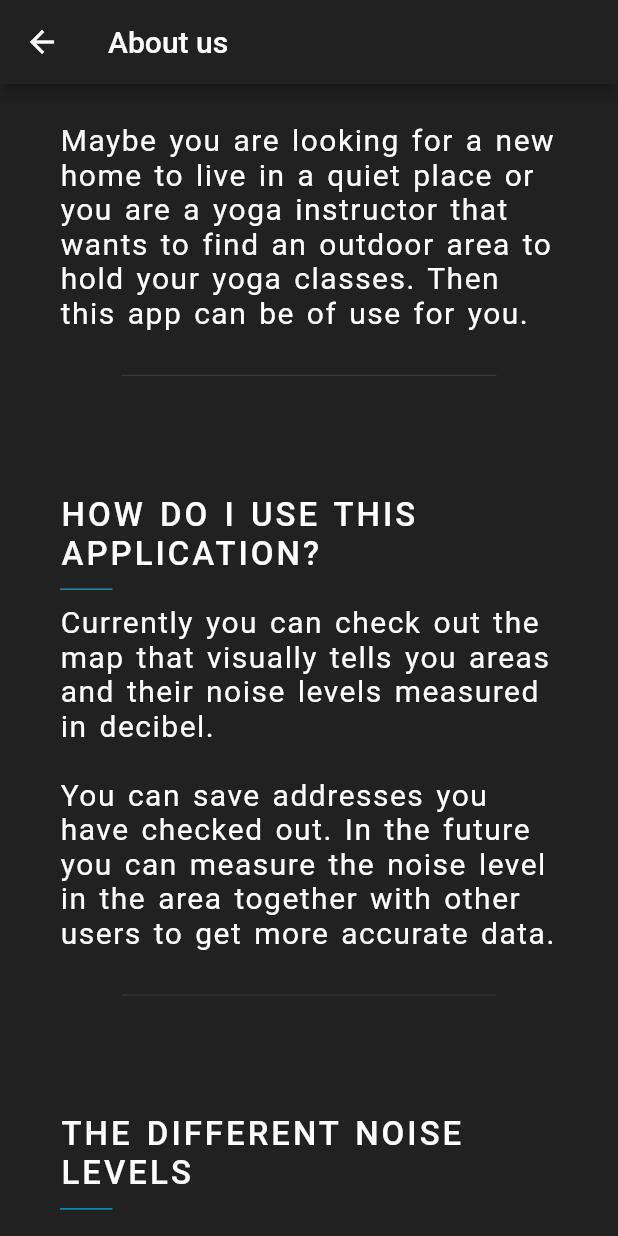
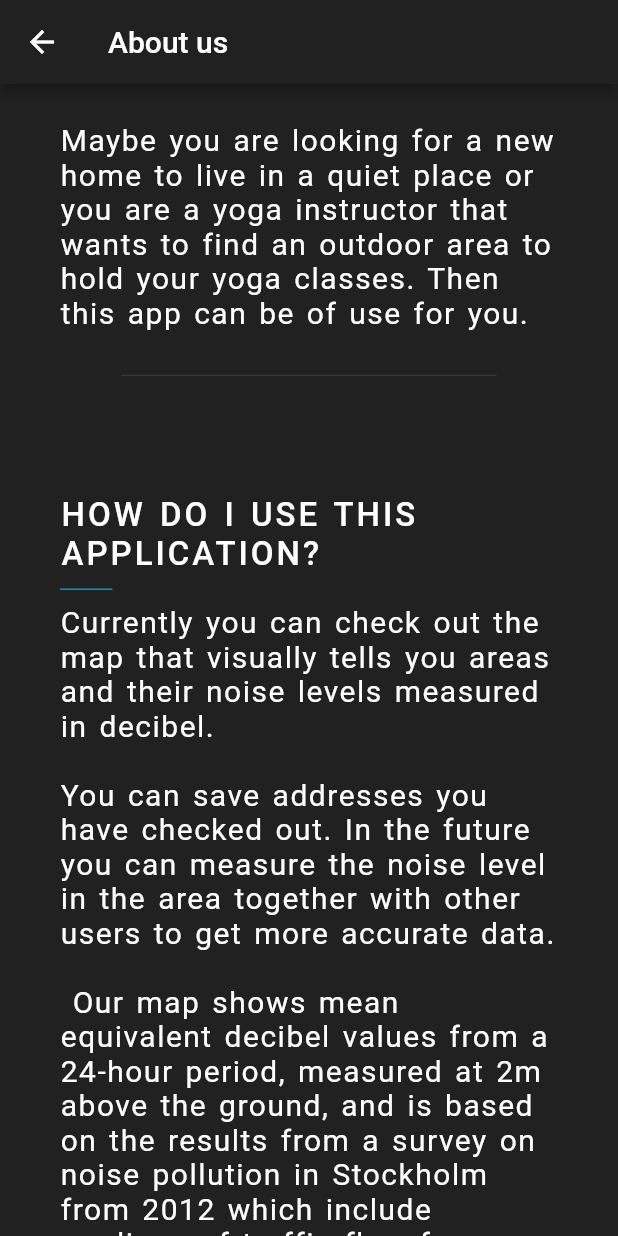
Before and after one commit to allj9618/noisepollutionlocator_71, a Flutter app: the AboutScaffold screen opened directly, scrolled down 1433 dp, on a phone screen of 412 x 824 dp. Run offline on Flutter 3.47's test engine with Material 2 defaults, Android fonts, the phone set to English and light mode, and no system bars; our stand-ins replace animated_splash_screen, flutter_map, flutter_slidable, geolocator, google_sign_in, latlong and 2 more; missing offline and left inert: ff_navigation_bar, flutter_map_location, noise_meter; accounts and stored records are empty.

Commit message:
appended a text explaining where the data is from, and what it represents.

```diff
--- a/lib/about/about_text.dart
+++ b/lib/about/about_text.dart
@@ -96,7 +96,7 @@ class TextContent extends StatelessWidget {
 
   textBlock3(context) {
     return Text(
-      "Currently you can check out the map that visually tells you areas and their noise levels measured in decibel.\n\nYou can save addresses you have checked out. In the future you can measure the noise level in the area together with other users to get more accurate data. ",
+      "Currently you can check out the map that visually tells you areas and their noise levels measured in decibel.\n\nYou can save addresses you have checked out. In the future you can measure the noise level in the area together with other users to get more accurate data. \n\n Our map shows mean equivalent decibel values from a 24-hour period, measured at 2m above the ground, and is based on the results from a survey on noise pollution in Stockholm from 2012 which include readings of traffic flow from roads, trains and aeroplanes. ",
       style: textBlockStyle(context),
     );
   }
```
